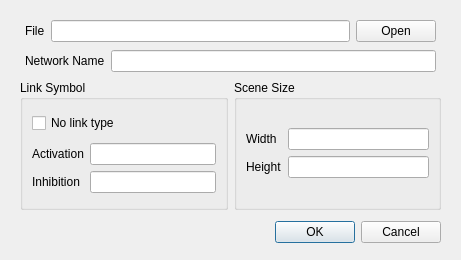
This is nezzle/ui/ui_opennetworkdialog.ui in dwgoon/nezzle as Qt 5 draws it before an edit. The edited form follows.
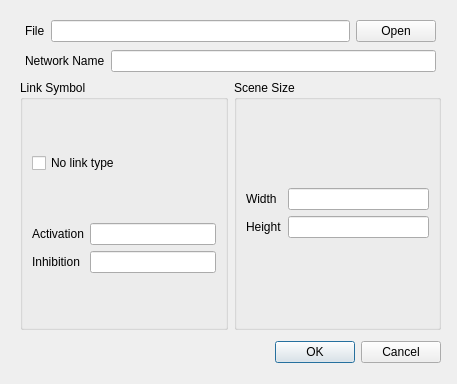
This is the edited form.

What changed in the file:
```diff
--- a/nezzle/ui/ui_opennetworkdialog.ui
+++ b/nezzle/ui/ui_opennetworkdialog.ui
@@ -6,8 +6,8 @@
    <rect>
     <x>0</x>
     <y>0</y>
-    <width>461</width>
-    <height>260</height>
+    <width>457</width>
+    <height>384</height>
    </rect>
   </property>
   <property name="windowTitle">
@@ -69,10 +69,13 @@
      <x>20</x>
      <y>20</y>
      <width>421</width>
-     <height>223</height>
+     <height>343</height>
     </rect>
    </property>
    <layout class="QVBoxLayout" name="verticalLayout_13">
+    <property name="sizeConstraint">
+     <enum>QLayout::SetNoConstraint</enum>
+    </property>
     <item>
      <layout class="QHBoxLayout" name="horizontalLayout">
       <item>
@@ -214,6 +217,9 @@
     </item>
     <item>
      <layout class="QHBoxLayout" name="horizontalLayout_5">
+      <property name="sizeConstraint">
+       <enum>QLayout::SetNoConstraint</enum>
+      </property>
       <item>
        <widget class="QGroupBox" name="groupBox">
         <property name="title">
```
Left out of the diff: 6 changed lines with no effect on the pictures.
